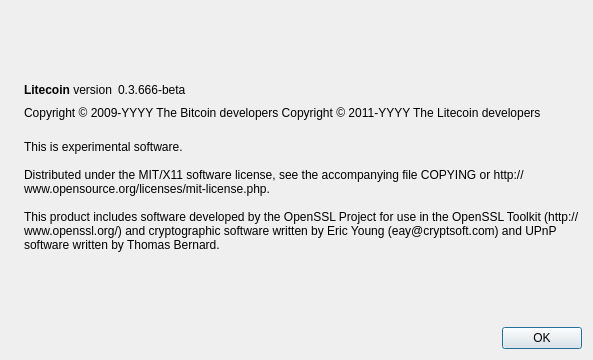
First picture: the form in src/qt/forms/aboutdialog.ui, repository nuggetbram/gammacoin, before the edit.
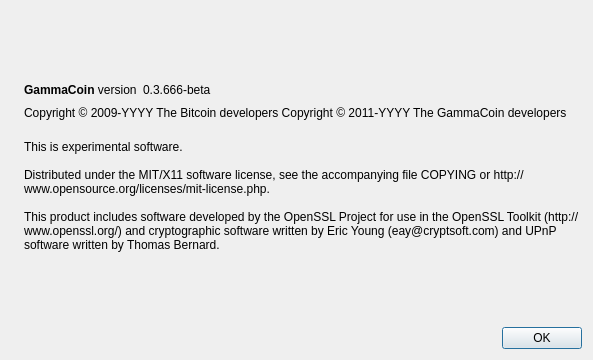
Second picture: the form after the edit. Icons and pictures are not drawn.

```diff
--- a/src/qt/forms/aboutdialog.ui
+++ b/src/qt/forms/aboutdialog.ui
@@ -50,7 +50,7 @@
           <cursorShape>IBeamCursor</cursorShape>
          </property>
          <property name="text">
-          <string>&lt;b&gt;Litecoin&lt;/b&gt; version</string>
+          <string>&lt;b&gt;GammaCoin&lt;/b&gt; version</string>
          </property>
          <property name="textInteractionFlags">
           <set>Qt::LinksAccessibleByMouse|Qt::TextSelectableByKeyboard|Qt::TextSelectableByMouse</set>
@@ -92,7 +92,7 @@
        </property>
        <property name="text">
         <string notr="true">Copyright &amp;copy; 2009-YYYY The Bitcoin developers
-Copyright &amp;copy; 2011-YYYY The Litecoin developers</string>
+Copyright &amp;copy; 2011-YYYY The GammaCoin developers</string>
        </property>
        <property name="textFormat">
         <enum>Qt::RichText</enum>
```
Left out of the diff: 2 changed lines with no effect on the pictures.
